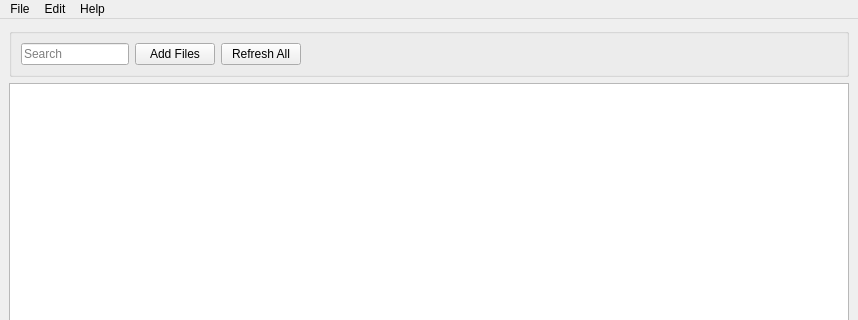
JLMcBride22/SourceCodeChecker, file plyj-master/GUI/UIFiles/GUItake2.ui: the form before one commit; both pictures show x 0 to 858 and y 0 to 320 of the 858 by 608 pixel window.
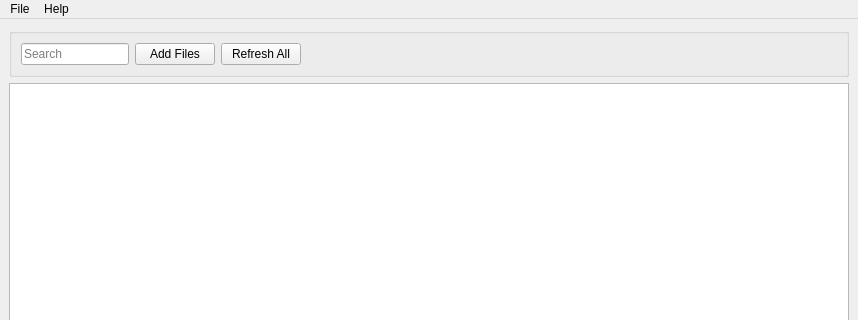
The form after the commit.

What changed in the file:
```diff
--- a/plyj-master/GUI/UIFiles/GUItake2.ui
+++ b/plyj-master/GUI/UIFiles/GUItake2.ui
@@ -159,11 +159,6 @@
     <addaction name="menuNew_File"/>
     <addaction name="actionExport_File"/>
    </widget>
-   <widget class="QMenu" name="menuEdit">
-    <property name="title">
-     <string>Edit</string>
-    </property>
-   </widget>
    <widget class="QMenu" name="menuHelp">
     <property name="title">
      <string>Help</string>
@@ -171,7 +166,6 @@
     <addaction name="actionInstruction"/>
    </widget>
    <addaction name="menuFile"/>
-   <addaction name="menuEdit"/>
    <addaction name="menuHelp"/>
   </widget>
   <widget class="QStatusBar" name="statusbar"/>
```
